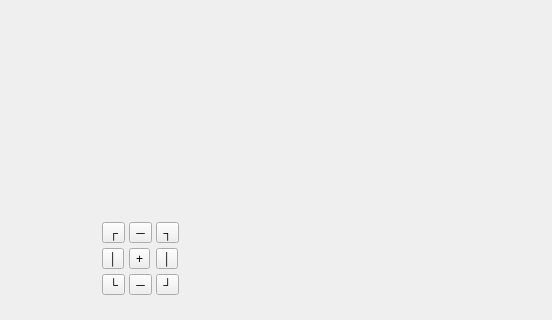
tommo/gii, file packages/Mock/DeckEditor/Deck2DEditor.ui: the form before one commit; both pictures show x 83 to 635 and y 136 to 456 of the 635 by 456 pixel window.
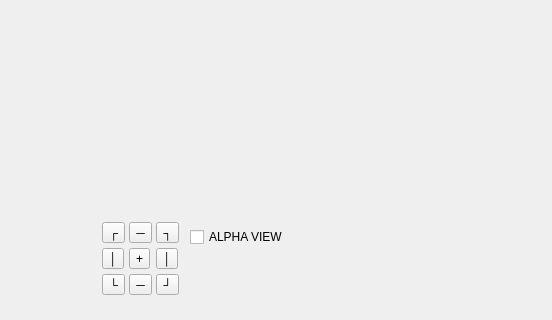
The form after the commit.

Commit message: add deck2d.polygon support

Diff of the .ui file:
```diff
--- a/packages/Mock/DeckEditor/Deck2DEditor.ui
+++ b/packages/Mock/DeckEditor/Deck2DEditor.ui
@@ -292,6 +292,19 @@
              </item>
             </layout>
            </widget>
+           <widget class="QCheckBox" name="checkAlphaView">
+            <property name="geometry">
+             <rect>
+              <x>110</x>
+              <y>20</y>
+              <width>101</width>
+              <height>16</height>
+             </rect>
+            </property>
+            <property name="text">
+             <string>ALPHA VIEW</string>
+            </property>
+           </widget>
           </widget>
           <widget class="QWidget" name="page_2"/>
          </widget>
```
The commit also changes 12 other files.
